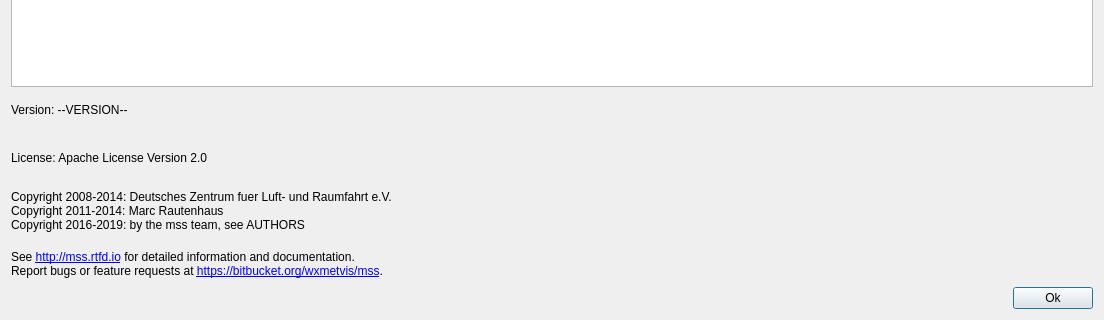
Qt form mslib/msui/ui/ui_about_dialog.ui (Open-MSS/MSS) before a commit; both pictures show x 0 to 1104 and y 280 to 600 of the 1104 by 600 pixel window.
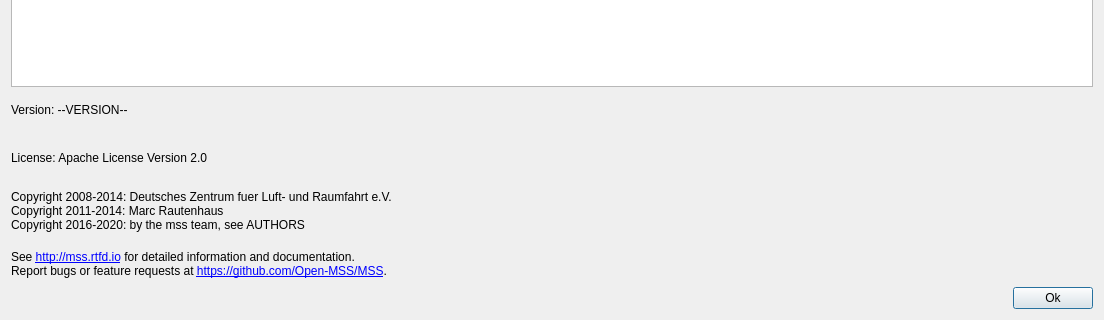
The same form after that commit.

Commit message: new home github

What changed in the file:
```diff
--- a/mslib/msui/ui/ui_about_dialog.ui
+++ b/mslib/msui/ui/ui_about_dialog.ui
@@ -199,7 +199,7 @@
        <property name="text">
         <string>Copyright 2008-2014: Deutsches Zentrum fuer Luft- und Raumfahrt e.V.
 Copyright 2011-2014: Marc Rautenhaus
-Copyright 2016-2019: by the mss team, see AUTHORS</string>
+Copyright 2016-2020: by the mss team, see AUTHORS</string>
        </property>
       </widget>
      </item>
@@ -222,7 +222,7 @@
      <item>
       <widget class="QLabel" name="lblLinks">
        <property name="text">
-        <string>&lt;html&gt;&lt;head/&gt;&lt;body&gt;&lt;p&gt;See &lt;a href=&quot;http://mss.rtfd.io&quot;&gt;&lt;span style=&quot; text-decoration: underline; color:#0000ff;&quot;&gt;http://mss.rtfd.io&lt;/span&gt;&lt;/a&gt; for detailed information and documentation.&lt;br&gt;Report bugs or feature requests at &lt;a href=&quot;https://bitbucket.org/wxmetvis/mss&quot;&gt;&lt;span style=&quot; text-decoration: underline; color:#0000ff;&quot;&gt;https://bitbucket.org/wxmetvis/mss&lt;/span&gt;&lt;/a&gt;.&lt;/p&gt;&lt;/body&gt;&lt;/html&gt;</string>
+        <string>&lt;html&gt;&lt;head/&gt;&lt;body&gt;&lt;p&gt;See &lt;a href=&quot;http://mss.rtfd.io&quot;&gt;&lt;span style=&quot; text-decoration: underline; color:#0000ff;&quot;&gt;http://mss.rtfd.io&lt;/span&gt;&lt;/a&gt; for detailed information and documentation.&lt;br&gt;Report bugs or feature requests at &lt;a href=&quot;https://github.com/Open-MSS/MSS&quot;&gt;&lt;span style=&quot; text-decoration: underline; color:#0000ff;&quot;&gt;https://github.com/Open-MSS/MSS&lt;/span&gt;&lt;/a&gt;.&lt;/p&gt;&lt;/body&gt;&lt;/html&gt;</string>
        </property>
        <property name="openExternalLinks">
         <bool>true</bool>
```
The commit also changes 9 other files.
